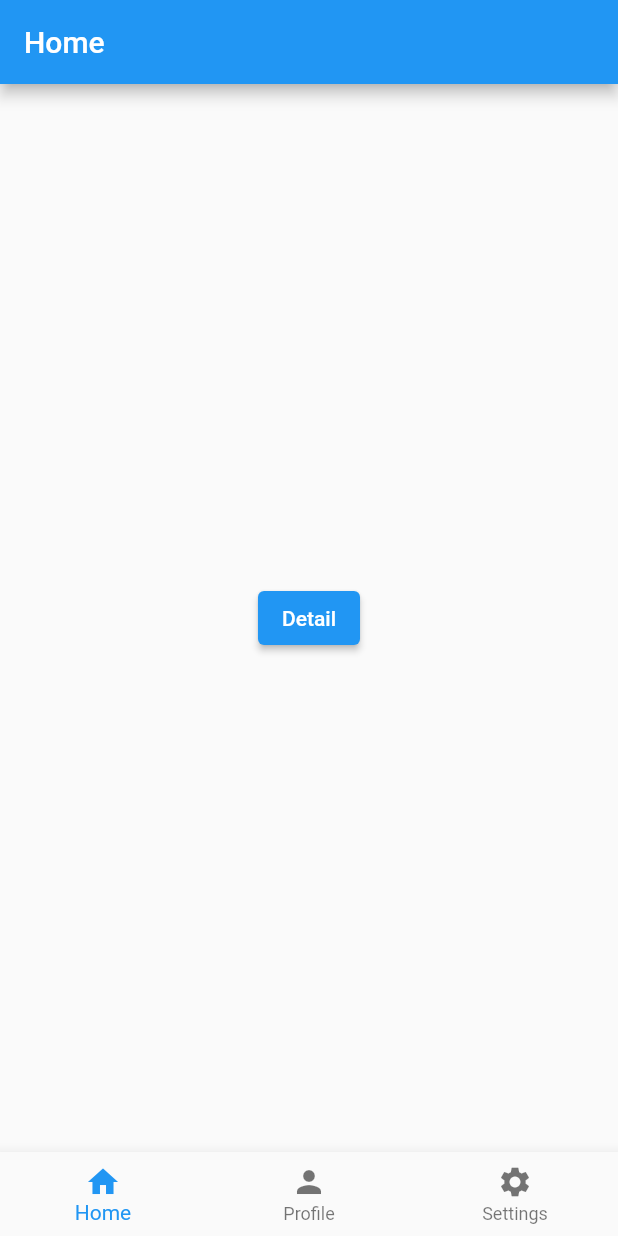
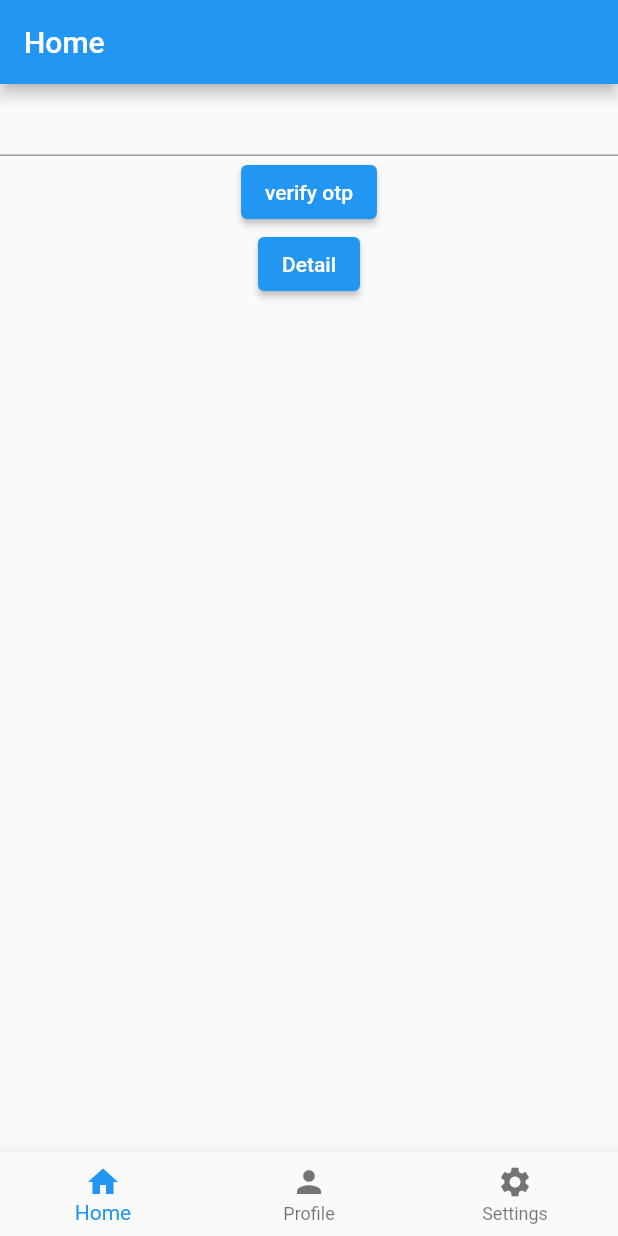
Before and after one commit to Catyousha/scratch_012022, a Flutter app: the screen it shows after launch, on a phone screen of 412 x 824 dp. Run offline on Flutter 3.47's test engine with Material 2 defaults, Android fonts, the phone set to English and light mode, and no system bars; our stand-ins replace fluttertoast; missing offline and left inert: otp.

Commit message:
Sekai wa zankoku da soredemo kimi wo aisu yo

```diff
--- a/lib/pages/home.dart
+++ b/lib/pages/home.dart
@@ -1,8 +1,16 @@
 import 'package:flutter/material.dart';
-import 'package:scratch_012022/routes/routes.dart';
+import 'package:otp/otp.dart';
+import '../routes/routes.dart';
 
-class HomePage extends StatelessWidget {
+class HomePage extends StatefulWidget {
   const HomePage({Key? key}) : super(key: key);
+
+  @override
+  State<HomePage> createState() => _HomePageState();
+}
+
+class _HomePageState extends State<HomePage> {
+  final formKey = GlobalKey<FormState>();
 
   @override
   Widget build(BuildContext context) {
@@ -11,13 +19,36 @@ class HomePage extends StatelessWidget {
         automaticallyImplyLeading: false,
         title: const Text('Home'),
       ),
-      body: Center(
-        child: ElevatedButton(
-          onPressed: () => SubRoutes.key.currentState!.pushNamed(
-            HomeSubRoutes.detail,
+      body: Column(
+        children: [
+          Form(
+            key: formKey,
+            child: TextFormField(
+              onSaved: (val) {
+                var code = OTP.generateTOTPCodeString(
+                  "J22U6B3WIWRRBTAV",
+                  DateTime.now().millisecondsSinceEpoch,
+                  algorithm: Algorithm.SHA1,
+                  isGoogle: true,
+                );
+                print(code);
+                print(val == code);
+              },
+            ),
           ),
-          child: const Text('Detail'),
-        ),
+          ElevatedButton(
+            onPressed: () => formKey.currentState!.save(),
+            child: Text('verify otp'),
+          ),
+          Center(
+            child: ElevatedButton(
+              onPressed: () => SubRoutes.key.currentState!.pushNamed(
+                HomeSubRoutes.detail,
+              ),
+              child: const Text('Detail'),
+            ),
+          ),
+        ],
       ),
     );
   }
--- a/lib/pages/home/detail.dart
+++ b/lib/pages/home/detail.dart
@@ -1,5 +1,4 @@
 import 'package:flutter/material.dart';
-import 'package:scratch_012022/routes/routes.dart';
 
 class DetailSubpage extends StatelessWidget {
   const DetailSubpage({Key? key}) : super(key: key);
--- a/lib/pages/profile.dart
+++ b/lib/pages/profile.dart
@@ -1,5 +1,5 @@
 import 'package:flutter/material.dart';
-import 'package:scratch_012022/routes/routes.dart';
+import '../routes/routes.dart';
 
 class ProfilePage extends StatelessWidget {
   const ProfilePage({Key? key}) : super(key: key);
--- a/lib/routes/dashboard_route_observer.dart
+++ b/lib/routes/dashboard_route_observer.dart
@@ -1,5 +1,5 @@
 import 'package:flutter/material.dart';
-import 'package:scratch_012022/routes/routes.dart';
+import 'routes.dart';
 
 class DashboardRouteObserver extends RouteObserver<PageRoute<dynamic>> {
   DashboardRouteObserver({
--- a/lib/widgets/bottom_navbar.dart
+++ b/lib/widgets/bottom_navbar.dart
@@ -1,5 +1,5 @@
 import 'package:flutter/material.dart';
-import 'package:scratch_012022/routes/routes.dart';
+import '../routes/routes.dart';
 
 class BottomNavbar extends StatelessWidget {
   BottomNavbar({
--- a/pubspec.yaml
+++ b/pubspec.yaml
@@ -37,6 +37,7 @@ dependencies:
   provider: ^6.0.2
   page_transition: ^2.0.4
   fluttertoast: ^8.0.8
+  otp: ^3.0.2
 
 dev_dependencies:
   flutter_test:
```
Also changed, not shown: lib/pages/dashboard.dart (+3 -6 lines), lib/routes/routes.dart (+5 -5 lines), pubspec.lock.
